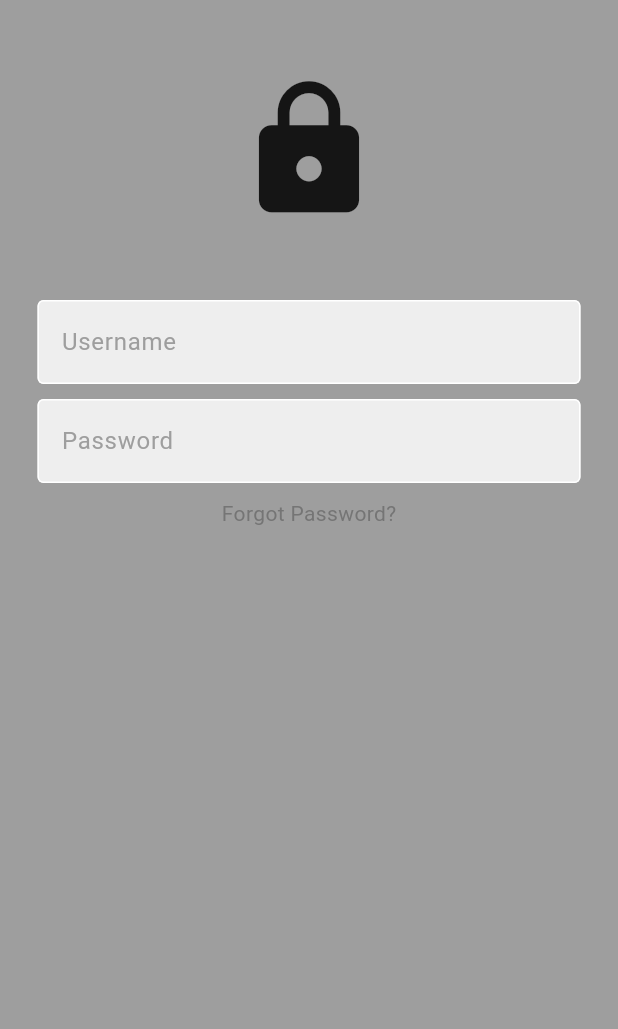
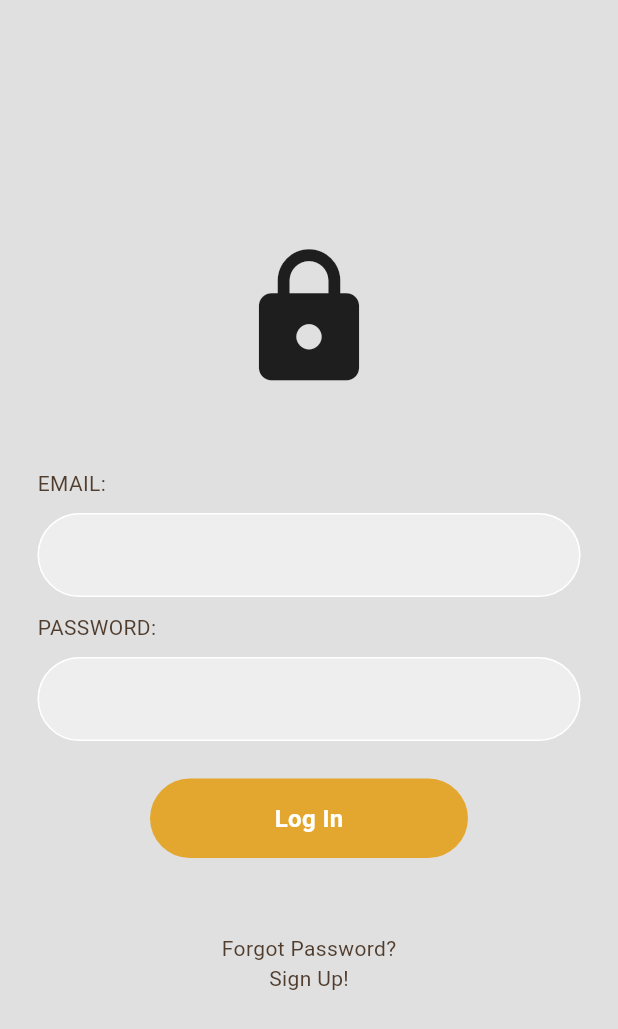
Before and after one commit to JaredOquindo/SeatSmart, a Flutter app: the screen it shows after launch, on a phone screen of 412 x 824 dp. Shown: the top 1029 px of the screen. Run offline on Flutter 3.47's test engine with Material 3 defaults, Android fonts, the phone set to English and light mode, and no system bars.

Commit message:
Upload Files

```diff
--- a/seatsmart/analysis_options.yaml
+++ b/seatsmart/analysis_options.yaml
@@ -13,7 +13,8 @@ linter:
   # The lint rules applied to this project can be customized in the
   # section below to disable rules from the `package:flutter_lints/flutter.yaml`
   # included above or to enable additional rules. A list of all available lints
-  # and their documentation is published at https://dart.dev/lints.
+  # and their documentation is published at
+  # https://dart-lang.github.io/linter/lints/index.html.
   #
   # Instead of disabling a lint rule for the entire project in the
   # section below, it can also be suppressed for a single line of code
--- a/seatsmart/lib/components/my_button.dart
+++ b/seatsmart/lib/components/my_button.dart
@@ -1,16 +1,20 @@
 import 'package:flutter/material.dart';
 
 class MyButton extends StatelessWidget {
-  const MyButton({super.key});
+  final Function()? onTap;
+
+  const MyButton({super.key, required this.onTap});
 
   @override
   Widget build(BuildContext context) {
-    return Container(
-      padding: const EdgeInsets.all(25),
-      margin: const EdgeInsets.symmetric(horizontal: 25),
+    return GestureDetector(
+      onTap: onTap,
+      child: Container(
+        padding: const EdgeInsets.all(15),
+        margin: const EdgeInsets.symmetric(horizontal: 100),
         decoration: BoxDecoration(
           color: Color(0xffE3A72F),
-        borderRadius: BorderRadius.circular(10),
+          borderRadius: BorderRadius.circular(50),
         ),
         child: const Center(
           child: Text(
@@ -22,6 +26,7 @@ class MyButton extends StatelessWidget {
             ),
           ),
         ),
+      ),
     );
   }
 }
--- /dev/null
+++ b/seatsmart/lib/components/my_textfield.dart
@@ -0,0 +1,35 @@
+import 'package:flutter/material.dart';
+
+class MyTextField extends StatelessWidget {
+  final controller;
+  final bool obscureText;
+
+  const MyTextField({
+    super.key,
+    required this.controller,
+    required this.obscureText,
+  });
+
+  @override
+  Widget build(BuildContext context) {
+    return Padding(
+      padding: const EdgeInsets.symmetric(horizontal: 25.0),
+      child: TextField(
+        controller: controller,
+        obscureText: obscureText,
+        decoration: InputDecoration(
+            enabledBorder: OutlineInputBorder(
+              borderSide: BorderSide(color: Colors.white),
+              borderRadius: BorderRadius.circular(50),
+            ),
+            focusedBorder: OutlineInputBorder(
+              borderSide: BorderSide(color: Colors.grey.shade400),
+              borderRadius: BorderRadius.circular(50),
+            ),
+            fillColor: Colors.grey.shade200,
+            filled: true,
+        ),
+      ),
+    );
+  }
+}
--- a/seatsmart/lib/main.dart
+++ b/seatsmart/lib/main.dart
@@ -1,85 +1,18 @@
 import 'package:flutter/material.dart';
-import 'package:seatsmart/components/mytextfield.dart';
+import 'pages/login_page.dart';
 
-void main() => runApp(MyApp());
+void main() {
+  runApp(const MyApp());
+}
 
 class MyApp extends StatelessWidget {
   const MyApp({super.key});
-  // This widget is the root of your application.
+
   @override
   Widget build(BuildContext context) {
     return MaterialApp(
-      // Application name
-      title: 'Flutter Hello World',
-      // Application theme data, you can set the colors for the application as
-      // you want
-      theme: ThemeData(
-        // useMaterial3: false,
-        primarySwatch: Colors.blue,
-      ),
-      // A widget which will be started on application startup
-      home: MyHomePage(title: 'Flutter Demo Home Page'),
+      debugShowCheckedModeBanner: false,
+      home: LoginPage(),
     );
   }
 }
-
-class MyHomePage extends StatelessWidget {
-  final String title;
-  MyHomePage({super.key, required this.title});
-
-  final usernameController = TextEditingController();
-  final passwordController = TextEditingController();
-  @override
-  Widget build(BuildContext context) {
-    return Scaffold(
-      backgroundColor: Colors.grey,
-      body: SafeArea(
-        child: Center(
-          child: Column(
-            children: [
-              const SizedBox(height: 50),
-              // logo
-              const Icon(
-                Icons.lock,
-                size: 100,
-              ),
-
-              const SizedBox(height: 50),
-
-              // username textfield
-              MyTextField(
-                controller: usernameController,
-                hintText: 'Username',
-                obscureText: false,
-              ),
-
-              const SizedBox(height: 10),
-              // password textfield
-              MyTextField(
-                controller: passwordController,
-                hintText: 'Password',
-                obscureText: true,
-              ),
-
-              const SizedBox(height: 10),
-
-              // forgot password?
-              Padding(
-                padding: const EdgeInsets.symmetric(horizontal: 25.0),
-                child: Row(
-                  mainAxisAlignment: MainAxisAlignment.center,
-                  children: [
-                    Text(
-                      'Forgot Password?',
-                      style: TextStyle(color: Colors.grey[600]),
-                    ),
-                  ],
-                ),
-              ),
-            ],
-          ),
-        ),
-      ),
-    );
-  }
-}
--- /dev/null
+++ b/seatsmart/lib/pages/login_page.dart
@@ -0,0 +1,117 @@
+import 'package:flutter/material.dart';
+import 'package:modernlogintute/components/my_button.dart';
+import 'package:modernlogintute/components/my_textfield.dart';
+import 'package:modernlogintute/components/square_tile.dart';
+
+class LoginPage extends StatelessWidget {
+  LoginPage({super.key});
+
+  // text editing controllers
+  final usernameController = TextEditingController();
+  final passwordController = TextEditingController();
+
+  // sign user in method
+  void signUserIn() {}
+
+  @override
+  Widget build(BuildContext context) {
+    return Scaffold(
+      backgroundColor: Colors.grey[300],
+      body: SafeArea(
+        child: Center(
+          child: Column(
+            mainAxisAlignment: MainAxisAlignment.center,
+            children: [
+
+              // logo
+              const Icon(
+                Icons.lock,
+                size: 100,
+              ),
+
+              const SizedBox(height: 50),
+
+
+              const Padding(
+                padding: EdgeInsets.symmetric(horizontal: 25.0),
+                child: Row(
+                  mainAxisAlignment: MainAxisAlignment.start,
+                  children: [
+                    Text(
+                      'EMAIL:',
+                      style: TextStyle(color: Color(0xff503D2E)),
+                    ),
+                  ],
+                ),
+              ),
+
+              const SizedBox(height: 10),
+
+              // username textfield
+              MyTextField(
+                controller: usernameController,
+                obscureText: false,
+              ),
+
+              const SizedBox(height: 10),
+
+              const Padding(
+                padding: EdgeInsets.symmetric(horizontal: 25.0),
+                child: Row(
+                  mainAxisAlignment: MainAxisAlignment.start,
+                  children: [
+                    Text(
+                      'PASSWORD:',
+                      style: TextStyle(color: Color(0xff503D2E)),
+                    ),
+                  ],
+                ),
+              ),
+
+              const SizedBox(height: 10),
+
+              // password textfield
+              MyTextField(
+                controller: passwordController,
+                obscureText: true,
+              ),
+
+
+              // forgot password?
+
+              const SizedBox(height: 25),
+
+              // sign in button
+              MyButton(
+                onTap: signUserIn,
+              ),
+
+              const SizedBox(height: 50),
+
+              // not a member? register now
+              const Row(
+                mainAxisAlignment: MainAxisAlignment.center,
+                children: [
+                  Text(
+                    'Forgot Password?',
+                    style: TextStyle(color: Color(0xff503D2E)),
+                  ),
+                ],
+              ),
+
+              const Row(
+                mainAxisAlignment: MainAxisAlignment.center,
+                children: [
+                  Text(
+                    'Sign Up!',
+                    style: TextStyle(color: Color(0xff503D2E)),
+                  ),
+                ],
+              )
+            ],
+          ),
+        ),
+      ),
+    );
+  }
+}
```
Also changed, not shown: seatsmart/lib/components/square_tile.dart (added, +25 -0 lines), seatsmart/lib/pages/register_page.dart (added, +12 -0 lines), seatsmart/pubspec.yaml (+64 -6 lines), seatsmart/lib/images/apple.png (added), seatsmart/lib/images/google.png (added), seatsmart/package-lock.json (added), seatsmart/pubspec.lock (added), 89 other files. Lines whose indentation alone changed are shown as unchanged.
